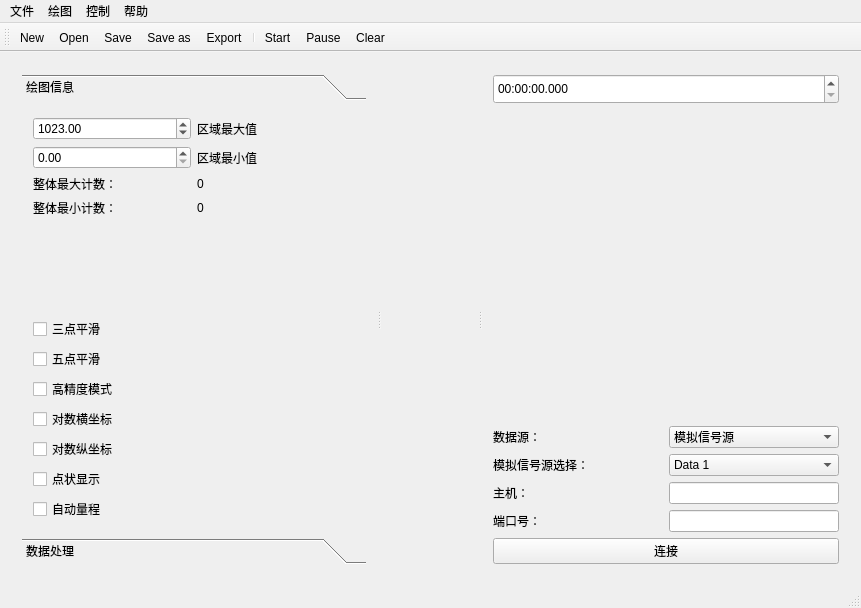
The window that mainwindow.ui (RockPie/Smally) describes before a commit, drawn with Qt 5.
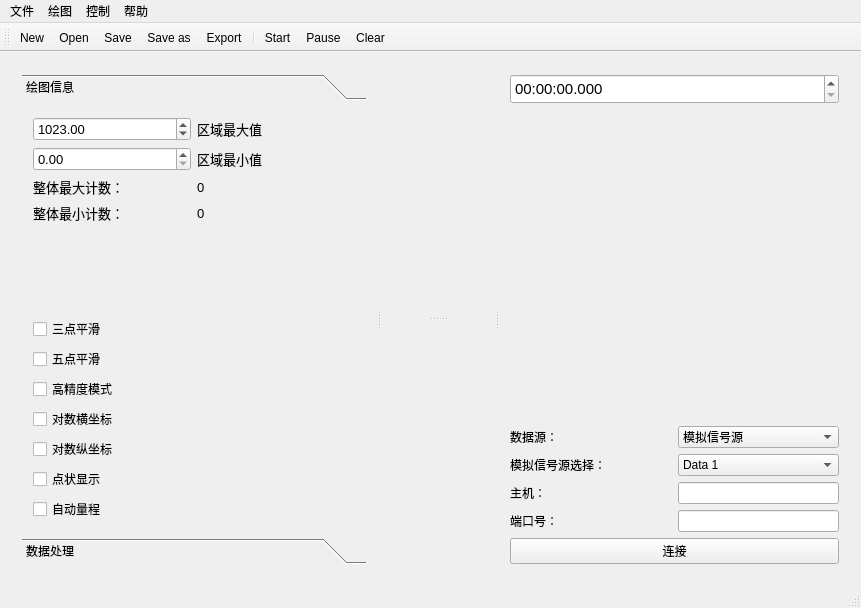
The same window after the commit. The open tabs and pages were chosen to show the change. Icons and pictures are not drawn.

```diff
--- a/mainwindow.ui
+++ b/mainwindow.ui
@@ -16,13 +16,7 @@
   <widget class="QWidget" name="centralWidget">
    <layout class="QGridLayout" name="gridLayout">
     <item row="0" column="0">
-     <widget class="QSplitter" name="splitter_2">
-      <property name="sizePolicy">
-       <sizepolicy hsizetype="Expanding" vsizetype="Preferred">
-        <horstretch>0</horstretch>
-        <verstretch>0</verstretch>
-       </sizepolicy>
-      </property>
+     <widget class="QSplitter" name="leftSplitter">
       <property name="orientation">
        <enum>Qt::Horizontal</enum>
       </property>
@@ -41,8 +35,8 @@
             <rect>
              <x>0</x>
              <y>0</y>
-             <width>270</width>
-             <height>431</height>
+             <width>211</width>
+             <height>410</height>
             </rect>
            </property>
            <property name="toolTip">
@@ -56,6 +50,11 @@
              <layout class="QHBoxLayout" name="horizontalLayout">
               <item>
                <widget class="QDoubleSpinBox" name="XmaxSpinBox">
+                <property name="font">
+                 <font>
+                  <pointsize>10</pointsize>
+                 </font>
+                </property>
                 <property name="maximum">
                  <double>10000.000000000000000</double>
                 </property>
@@ -66,6 +65,11 @@
               </item>
               <item>
                <widget class="QLabel" name="label_2">
+                <property name="font">
+                 <font>
+                  <pointsize>10</pointsize>
+                 </font>
+                </property>
                 <property name="text">
                  <string>区域最大值</string>
                 </property>
@@ -77,6 +81,11 @@
              <layout class="QHBoxLayout" name="horizontalLayout_4">
               <item>
                <widget class="QDoubleSpinBox" name="XminSpinBox">
+                <property name="font">
+                 <font>
+                  <pointsize>10</pointsize>
+                 </font>
+                </property>
                 <property name="maximum">
                  <double>10000.000000000000000</double>
                 </property>
@@ -84,6 +93,11 @@
               </item>
               <item>
                <widget class="QLabel" name="label_3">
+                <property name="font">
+                 <font>
+                  <pointsize>10</pointsize>
+                 </font>
+                </property>
                 <property name="text">
                  <string>区域最小值</string>
                 </property>
@@ -95,6 +109,11 @@
              <layout class="QHBoxLayout" name="horizontalLayout_8">
               <item>
                <widget class="QLabel" name="label">
+                <property name="font">
+                 <font>
+                  <pointsize>10</pointsize>
+                 </font>
+                </property>
                 <property name="text">
                  <string>整体最大计数：</string>
                 </property>
@@ -102,6 +121,11 @@
               </item>
               <item>
                <widget class="QLabel" name="MaxCount">
+                <property name="font">
+                 <font>
+                  <pointsize>10</pointsize>
+                 </font>
+                </property>
                 <property name="text">
                  <string>0</string>
                 </property>
@@ -113,6 +137,11 @@
              <layout class="QHBoxLayout" name="horizontalLayout_9">
               <item>
                <widget class="QLabel" name="label_4">
+                <property name="font">
+                 <font>
+                  <pointsize>10</pointsize>
+                 </font>
+                </property>
                 <property name="text">
                  <string>整体最小计数：</string>
                 </property>
@@ -120,6 +149,11 @@
               </item>
               <item>
                <widget class="QLabel" name="MinCount">
+                <property name="font">
+                 <font>
+                  <pointsize>10</pointsize>
+                 </font>
+                </property>
                 <property name="text">
                  <string>0</string>
                 </property>
@@ -277,20 +311,12 @@
        <property name="orientation">
         <enum>Qt::Horizontal</enum>
        </property>
-       <widget class="QWidget" name="verticalLayoutWidget_2">
-        <layout class="QVBoxLayout" name="MidLay">
-         <property name="leftMargin">
-          <number>5</number>
-         </property>
-         <property name="topMargin">
-          <number>5</number>
-         </property>
-         <property name="rightMargin">
-          <number>5</number>
-         </property>
-         <property name="bottomMargin">
-          <number>5</number>
-         </property>
+       <widget class="QSplitter" name="plotSplitter">
+        <property name="orientation">
+         <enum>Qt::Vertical</enum>
+        </property>
+        <widget class="QWidget" name="verticalLayoutWidget_4">
+         <layout class="QVBoxLayout" name="OALayout">
          <item>
           <spacer name="horizontalSpacer">
            <property name="orientation">
@@ -299,12 +325,30 @@
            <property name="sizeHint" stdset="0">
             <size>
              <width>40</width>
-             <height>20</height>
+              <height>5</height>
             </size>
            </property>
           </spacer>
          </item>
         </layout>
+        </widget>
+        <widget class="QWidget" name="verticalLayoutWidget_5">
+         <layout class="QVBoxLayout" name="PartLayout">
+          <item>
+           <spacer name="horizontalSpacer_2">
+            <property name="orientation">
+             <enum>Qt::Horizontal</enum>
+            </property>
+            <property name="sizeHint" stdset="0">
+             <size>
+              <width>40</width>
+              <height>5</height>
+             </size>
+            </property>
+           </spacer>
+          </item>
+         </layout>
+        </widget>
        </widget>
        <widget class="QWidget" name="verticalLayoutWidget">
         <layout class="QVBoxLayout" name="RightLay" stretch="0,0,0,0,0,0,0">
@@ -318,7 +362,7 @@
            </property>
            <property name="font">
             <font>
-             <pointsize>9</pointsize>
+             <pointsize>11</pointsize>
             </font>
            </property>
            <property name="currentSection">
```
Left out of the diff: 6 changed lines with no effect on the pictures. Lines whose indentation alone changed are shown as unchanged.
